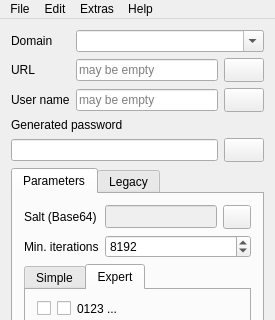
Old version of the form Qt-SESAM/mainwindow.ui in the repository 607011/Qt-SESAM; both pictures show x 0 to 275 and y 0 to 320 of the 275 by 827 pixel window.
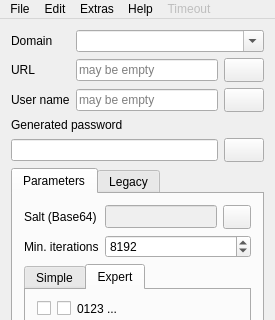
New version of the form. Icons and pictures are not drawn.

Commit message: Added master password invalidation countdown icon.

Diff of the .ui file:
```diff
--- a/Qt-SESAM/mainwindow.ui
+++ b/Qt-SESAM/mainwindow.ui
@@ -710,10 +710,19 @@
      <string>Edit</string>
     </property>
    </widget>
+   <widget class="QMenu" name="menuTimeout">
+    <property name="enabled">
+     <bool>false</bool>
+    </property>
+    <property name="title">
+     <string>Timeout</string>
+    </property>
+   </widget>
    <addaction name="menuFile"/>
    <addaction name="menuEdit"/>
    <addaction name="menuExtras"/>
    <addaction name="menuHelp"/>
+   <addaction name="menuTimeout"/>
   </widget>
   <widget class="QStatusBar" name="statusBar"/>
   <action name="actionExit">
```
The commit also changes 2 other files.
